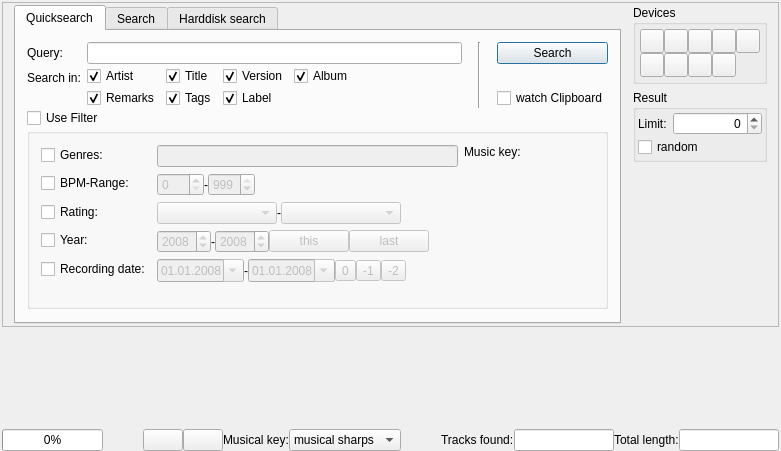
pfedick/winmusik, file trunk/src/search/search.ui: the form before one commit.
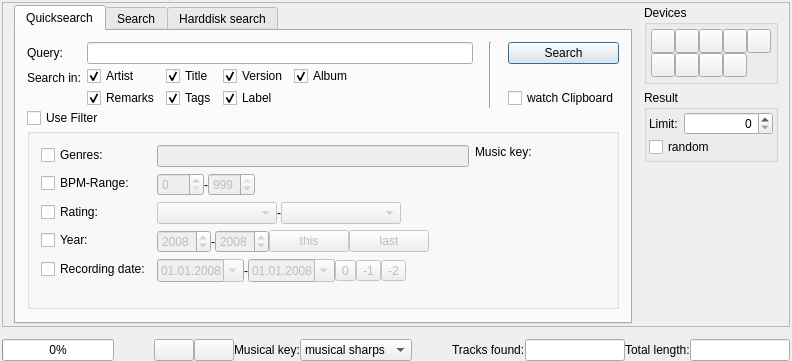
The form after the commit. Icons and pictures are not drawn. Custom widgets are drawn as their Qt base class.

Commit message: - Bugfix im Massenimport: Label wird jetzt korrekt übernommen - NEU: Im Massenimport kann nun auch Erscheinungsjahr und Aufnahmedatum gesetzt werden

```diff
--- a/trunk/src/search/search.ui
+++ b/trunk/src/search/search.ui
@@ -2,14 +2,6 @@
 <ui version="4.0">
  <class>searchClass</class>
  <widget class="QWidget" name="searchClass">
-  <property name="geometry">
-   <rect>
-    <x>0</x>
-    <y>0</y>
-    <width>781</width>
-    <height>451</height>
-   </rect>
-  </property>
   <property name="windowTitle">
    <string>WinMusik Search</string>
   </property>
```
Left out of the diff: 92 changed lines with no effect on the pictures. The commit also changes 5 other files.
